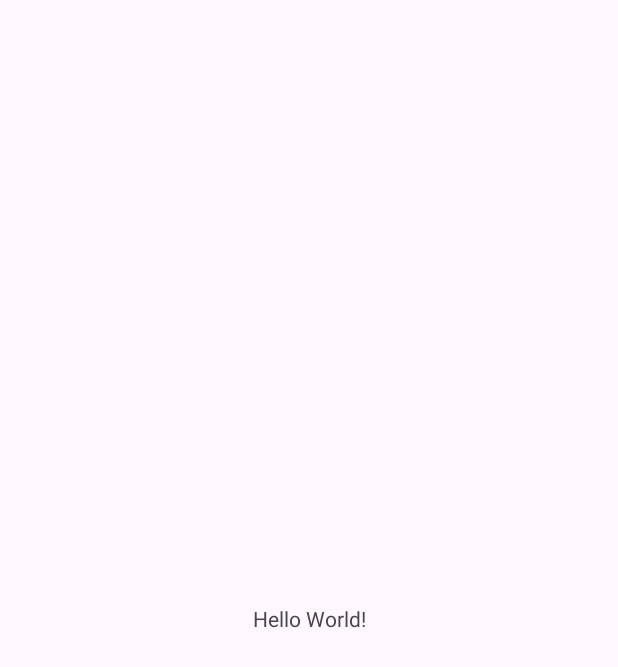
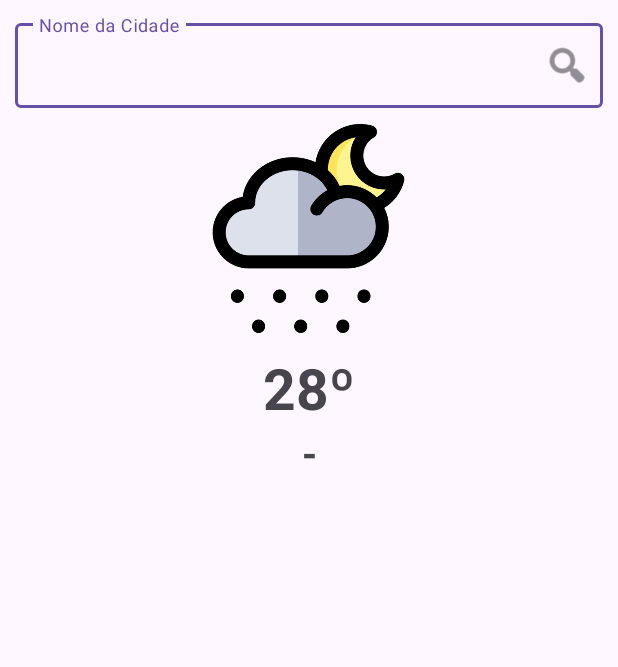
Before and after one commit to drivanreis/consumirApi-Kotlin, an Android app: the screen it shows after launch (MainActivity), on a phone screen of 412 x 824 dp. Before the commit the part shown is almost empty. Shown: the top 667 px of the screen. Run offline under Robolectric (Android 15) with nearby library versions, the phone set to English and light mode, and no system bars.

Commit message:
Funcionando o Básico. Sem Corrotinas
O App tá funcionando! Pegando os dados da API e apresentando na tela. é quase como se não tivesse o async/await
No proximo comit já vamos implementar as Corrotinas que é o equivalente ao async/await

```diff
--- a/app/src/main/java/br/com/androidintro/trybeclima/MainActivity.kt
+++ b/app/src/main/java/br/com/androidintro/trybeclima/MainActivity.kt
@@ -2,21 +2,39 @@ package br.com.androidintro.trybeclima
 
 import android.os.Bundle
 import android.util.Log
+import android.widget.EditText
+import android.widget.TextView
+import android.widget.Toast
 import androidx.appcompat.app.AppCompatActivity
 import br.com.androidintro.trybeclima.models.CurrentWeatherData
+import com.google.android.material.textfield.TextInputLayout
 import retrofit2.Call
 import retrofit2.Callback
 import retrofit2.Response
 
 class MainActivity : AppCompatActivity() {
+
+    private val cityTempTextView : TextView by lazy { findViewById(R.id.main_city_temp_text_view) }
+    private val cityNameEditText : EditText by lazy { findViewById(R.id.main_city_name_edit_text) }
+    private val cityNameTextView : TextView by lazy { findViewById(R.id.main_city_name_text_view) }
+    private val cityNameInputLayout : TextInputLayout by lazy { findViewById(R.id.main_city_name_input_Layout) }
+
     override fun onCreate(savedInstanceState: Bundle?) {
         super.onCreate(savedInstanceState)
         setContentView(R.layout.activity_main)
 
+        cityNameTextView.text = "-"
+
+        cityNameInputLayout.setEndIconOnClickListener {
+
             val openWeatherService = OpenWeatherService.instance
 
+//            val citeName = cityNameEditText.text.toString()
+
+            Toast.makeText(baseContext,"Cidade: ${cityNameEditText.text.toString()}", Toast.LENGTH_LONG).show()
+
             val callOpenWeatherService = openWeatherService.getCurrentWeatherData(
-            "Fortaleza",
+                cityNameEditText.text.toString(),
                 "0e3190d11a30259aed88ee2c3de8a9ef"
             )
 
@@ -26,7 +44,11 @@ class MainActivity : AppCompatActivity() {
                     response: Response<CurrentWeatherData>
                 ) {
                     val weatherData = response.body()
-                Log.i("Trybe-Clima-Request", "$weatherData")
+//                    Log.i("Trybe-Clima-Request", "$weatherData")
+                    if (weatherData != null) {
+                        cityTempTextView.text = "${ weatherData.main.temp.toInt() } ºC"
+                        cityNameTextView.text = weatherData.name
+                    }
                 }
 
                 override fun onFailure(call: Call<CurrentWeatherData>, t: Throwable) {
@@ -35,4 +57,7 @@ class MainActivity : AppCompatActivity() {
 
             })
         }
+
+
     }
+}
--- a/app/src/main/res/layout/activity_main.xml
+++ b/app/src/main/res/layout/activity_main.xml
@@ -1,19 +1,55 @@
 <?xml version="1.0" encoding="utf-8"?>
-<androidx.constraintlayout.widget.ConstraintLayout xmlns:android="http://schemas.android.com/apk/res/android"
+<LinearLayout
+    xmlns:android="http://schemas.android.com/apk/res/android"
     xmlns:app="http://schemas.android.com/apk/res-auto"
     xmlns:tools="http://schemas.android.com/tools"
     android:id="@+id/main"
     android:layout_width="match_parent"
     android:layout_height="match_parent"
+    android:orientation="vertical"
+    android:padding="10dp"
     tools:context=".MainActivity">
 
+    <com.google.android.material.textfield.TextInputLayout
+        android:id="@+id/main_city_name_input_Layout"
+        android:layout_width="match_parent"
+        android:layout_height="wrap_content"
+        app:endIconDrawable="@android:drawable/ic_menu_search"
+        app:endIconMode="custom">
+
+        <com.google.android.material.textfield.TextInputEditText
+            android:id="@+id/main_city_name_edit_text"
+            android:layout_width="match_parent"
+            android:layout_height="wrap_content"
+            android:hint="Nome da Cidade"/>
+
+    </com.google.android.material.textfield.TextInputLayout>
+
+    <ImageView
+        android:id="@+id/main_city_image_view"
+        android:layout_width="150dp"
+        android:layout_height="150dp"
+        android:src="@drawable/nevando"
+        android:layout_margin="5dp"
+        android:padding="5dp"
+        android:layout_gravity="center_horizontal"/>
+
     <TextView
-        android:layout_width="wrap_content"
+        android:id="@+id/main_city_temp_text_view"
+        android:layout_width="match_parent"
         android:layout_height="wrap_content"
-        android:text="Hello World!"
-        app:layout_constraintBottom_toBottomOf="parent"
-        app:layout_constraintEnd_toEndOf="parent"
-        app:layout_constraintStart_toStartOf="parent"
-        app:layout_constraintTop_toTopOf="parent" />
+        android:textSize="38sp"
+        android:textStyle="bold"
+        android:textAlignment="center"
+        android:text="28º"/>
 
-</androidx.constraintlayout.widget.ConstraintLayout>
+    <TextView
+        android:id="@+id/main_city_name_text_view"
+        android:layout_width="match_parent"
+        android:layout_height="wrap_content"
+        android:textSize="26sp"
+        android:textStyle="bold"
+        android:textAlignment="center"
+        android:text="Fortaleza"/>
+
+</LinearLayout>
```
Also changed, not shown: app/src/main/res/drawable/chuvaeraios.png (added), app/src/main/res/drawable/dianublado.png (added), app/src/main/res/drawable/nevando.png (added), app/src/main/res/drawable/neviechuva.png (added), app/src/main/res/drawable/solevento.png (added). Lines whose indentation alone changed are shown as unchanged.
